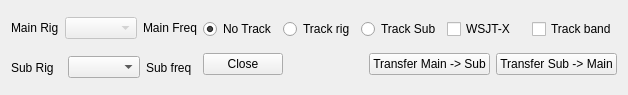
This is mqt/MqtRigSync/RSMainWindow.ui in Rsclub22/Minos2-Mirror as Qt 5 draws it before an edit. The edited form follows.
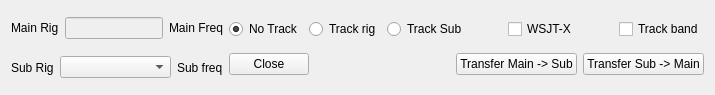
This is the edited form.

Patch:
```diff
--- a/mqt/MqtRigSync/RSMainWindow.ui
+++ b/mqt/MqtRigSync/RSMainWindow.ui
@@ -6,7 +6,7 @@
    <rect>
     <x>0</x>
     <y>0</y>
-    <width>628</width>
+    <width>715</width>
     <height>95</height>
    </rect>
   </property>
@@ -27,13 +27,10 @@
          </widget>
         </item>
         <item>
-         <widget class="QComboBox" name="Rig1Combo">
+         <widget class="QLineEdit" name="Rig1Rig">
           <property name="enabled">
            <bool>false</bool>
           </property>
-          <property name="sizeAdjustPolicy">
-           <enum>QComboBox::AdjustToContents</enum>
-          </property>
          </widget>
         </item>
         <item>
@@ -56,6 +53,12 @@
         </item>
         <item>
          <widget class="QComboBox" name="Rig2Combo">
+          <property name="sizePolicy">
+           <sizepolicy hsizetype="Expanding" vsizetype="Fixed">
+            <horstretch>0</horstretch>
+            <verstretch>0</verstretch>
+           </sizepolicy>
+          </property>
           <property name="sizeAdjustPolicy">
            <enum>QComboBox::AdjustToContents</enum>
           </property>
@@ -109,6 +112,19 @@
           </attribute>
          </widget>
         </item>
+        <item>
+         <spacer name="horizontalSpacer_3">
+          <property name="orientation">
+           <enum>Qt::Horizontal</enum>
+          </property>
+          <property name="sizeHint" stdset="0">
+           <size>
+            <width>40</width>
+            <height>20</height>
+           </size>
+          </property>
+         </spacer>
+        </item>
         <item>
          <widget class="QCheckBox" name="wsjtxCb">
           <property name="text">
```
Left out of the diff: 2 changed lines with no effect on the pictures.
